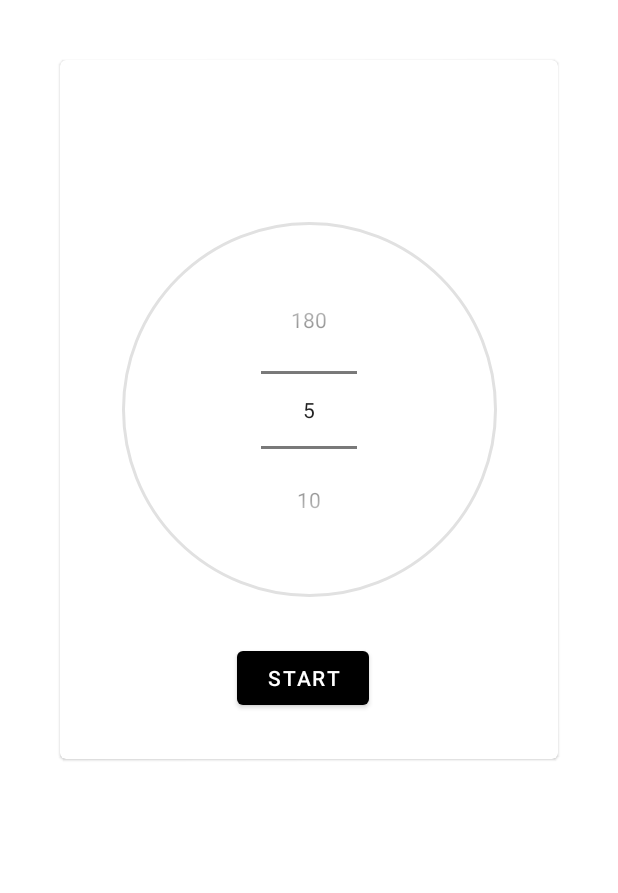
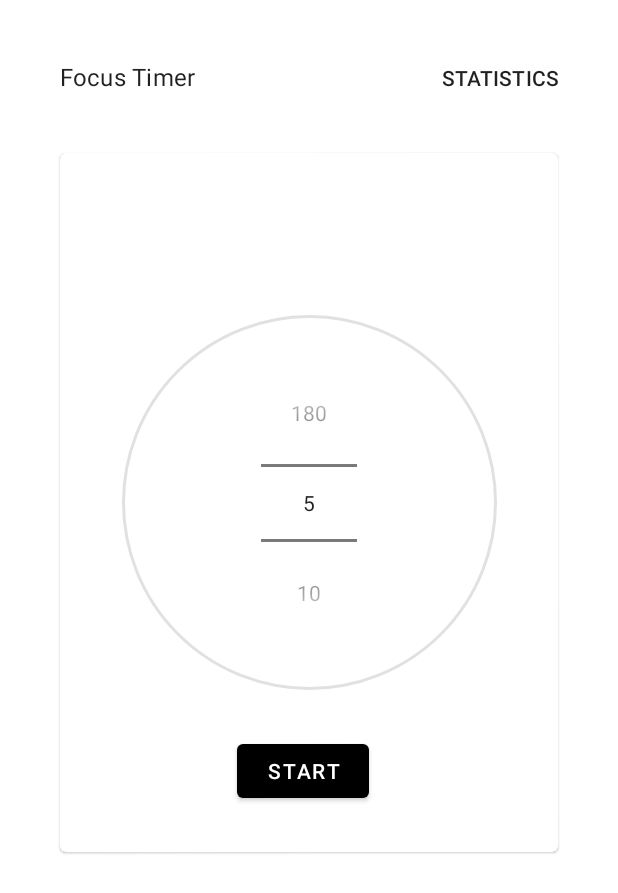
Before and after one commit to PriyabrataNaskar/Focus, an Android app: the screen it shows after launch (MainActivity), on a phone screen of 412 x 824 dp. Shown: the top 893 px of the screen. Run offline under Robolectric (Android 15) with nearby library versions, the phone set to English and light mode, and no system bars.

Commit message:
Heading Added

```diff
--- a/app/src/main/java/com/priyo/focus/MainActivity.java
+++ b/app/src/main/java/com/priyo/focus/MainActivity.java
@@ -21,6 +21,7 @@ public class MainActivity extends AppCompatActivity implements View.OnClickListe
     MaterialCardView cardTimePicker;
     MaterialCardView cardCountDownTimer;
 
+    String[] timerValues = {"5", "10", "15", "20", "25", "30", "35", "40", "45", "50", "55", "60", "70", "80", "90", "100", "110", "120", "130", "140", "150", "160", "170", "180"};
     //LinearLayout resumeExitViews;
     @Override
     protected void onCreate(Bundle savedInstanceState) {
@@ -46,8 +47,8 @@ public class MainActivity extends AppCompatActivity implements View.OnClickListe
 
         timePicker = findViewById(R.id.time_picker);
         timePicker.setMinValue(0);
-        timePicker.setMaxValue(23);
-        timePicker.setDisplayedValues(new String[]{"5", "10", "15", "20", "25", "30", "35", "40", "45", "50", "55", "60", "70", "80", "90", "100", "110", "120", "130", "140", "150", "160", "170", "180"});
+        timePicker.setMaxValue(timerValues.length-1);
+        timePicker.setDisplayedValues(timerValues);
 
     }
 
--- a/app/src/main/res/layout/activity_main.xml
+++ b/app/src/main/res/layout/activity_main.xml
@@ -6,6 +6,33 @@
     android:layout_height="match_parent"
     tools:context=".MainActivity">
 
+    <LinearLayout
+        android:id="@+id/heading_view"
+        android:layout_width="match_parent"
+        android:layout_height="wrap_content"
+        android:layout_margin="40dp"
+        app:layout_constraintEnd_toEndOf="parent"
+        app:layout_constraintStart_toStartOf="parent"
+        app:layout_constraintTop_toTopOf="parent">
+
+        <TextView
+            android:id="@+id/focus"
+            style="@style/TextAppearance.MaterialComponents.Subtitle1"
+            android:layout_width="wrap_content"
+            android:layout_height="wrap_content"
+            android:layout_weight="1"
+            android:text="@string/focus_timer" />
+
+        <TextView
+            android:id="@+id/statistics_text"
+            style="@style/TextAppearance.MaterialComponents.Subtitle2"
+            android:layout_width="wrap_content"
+            android:layout_height="wrap_content"
+            android:layout_weight="1"
+            android:gravity="end"
+            android:text="@string/statistics"
+            android:textAllCaps="true" />
+    </LinearLayout>
     <!-- Card for time picker-->
     <com.google.android.material.card.MaterialCardView
         android:id="@+id/time_picker_card"
@@ -15,7 +42,7 @@
         android:layout_marginTop="60dp"
         app:layout_constraintLeft_toLeftOf="parent"
         app:layout_constraintRight_toRightOf="parent"
-        app:layout_constraintTop_toTopOf="parent">
+        app:layout_constraintTop_toBottomOf="@id/heading_view">
 
         <androidx.constraintlayout.widget.ConstraintLayout
             android:layout_width="match_parent"
@@ -77,7 +104,7 @@
         android:visibility="gone"
         app:layout_constraintLeft_toLeftOf="parent"
         app:layout_constraintRight_toRightOf="parent"
-        app:layout_constraintTop_toTopOf="parent">
+        app:layout_constraintTop_toBottomOf="@id/heading_view">
 
         <androidx.constraintlayout.widget.ConstraintLayout
             android:layout_width="match_parent"
@@ -101,12 +128,13 @@
 
             <com.google.android.material.progressindicator.CircularProgressIndicator
                 android:id="@+id/circle_timer"
-                android:layout_width="250dp"
-                android:layout_height="250dp"
+                android:layout_width="wrap_content"
+                android:layout_height="wrap_content"
                 android:background="@drawable/background_circle"
                 app:indicatorSize="250dp"
                 app:layout_constraintBottom_toBottomOf="parent"
                 app:layout_constraintLeft_toLeftOf="parent"
+                android:progress="1"
                 app:layout_constraintRight_toRightOf="parent"
                 app:layout_constraintTop_toTopOf="parent" />
 
@@ -141,8 +169,8 @@
                     android:layout_marginTop="30dp"
                     android:layout_marginEnd="8dp"
                     android:layout_marginBottom="30dp"
+                    android:text="@string/resume"
                     android:visibility="gone"
-                    android:text="@string/resume"
                     app:layout_constraintEnd_toEndOf="parent"
                     app:layout_constraintStart_toStartOf="parent"
                     app:layout_constraintTop_toBottomOf="@id/circle_timer" />
@@ -154,9 +182,9 @@
                     android:layout_height="wrap_content"
                     android:layout_marginStart="8dp"
                     android:layout_marginTop="30dp"
-                    android:visibility="gone"
                     android:layout_marginBottom="30dp"
                     android:text="@string/exit"
+                    android:visibility="gone"
                     app:layout_constraintEnd_toEndOf="parent"
                     app:layout_constraintStart_toStartOf="parent"
                     app:layout_constraintTop_toBottomOf="@id/circle_timer" />
--- a/app/src/main/res/values/strings.xml
+++ b/app/src/main/res/values/strings.xml
@@ -4,5 +4,7 @@
     <string name="pause">Pause</string>
     <string name="resume">Resume</string>
     <string name="exit">Exit</string>
+    <string name="focus_timer">Focus Timer</string>
+    <string name="statistics">Statistics</string>
 
 </resources>
```
Lines whose indentation alone changed are shown as unchanged.
